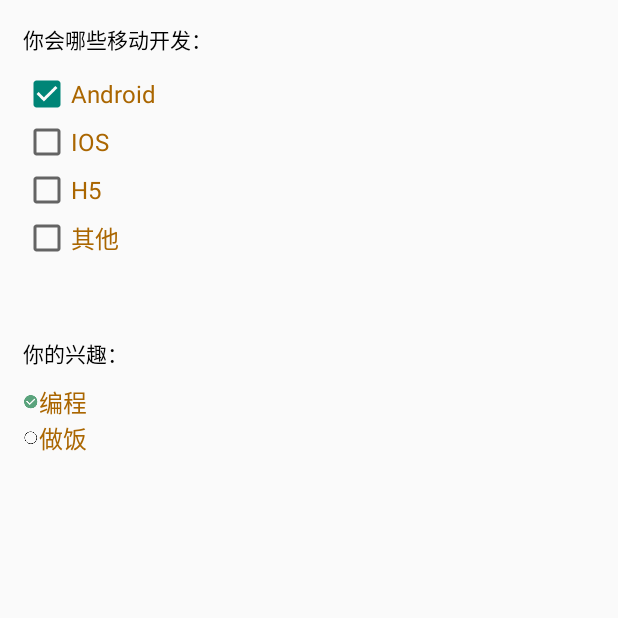
After one commit to geeksfan/Android_Demo, an Android app: the CheckBoxActivity screen opened directly, with no data from a screen before it, on a phone screen of 412 x 824 dp, the top half of it. The commit adds this screen. Run offline under Robolectric (Android 15) with nearby library versions, the phone set to English and light mode, and no system bars.

Commit message:
CheckBox 第一次提交

```diff
--- a/app/src/main/AndroidManifest.xml
+++ b/app/src/main/AndroidManifest.xml
@@ -9,7 +9,8 @@
         android:roundIcon="@mipmap/ic_launcher_round"
         android:supportsRtl="true"
         android:theme="@style/Theme.HelloWorld">
-        <activity android:name=".RadioButtonActivity"></activity>
+        <activity android:name=".CheckBoxActivity"></activity>
+        <activity android:name=".RadioButtonActivity" />
         <activity android:name=".EditTextActivity" />
         <activity android:name=".ButtonActivity" />
         <activity android:name=".TextViexActivity" />
--- /dev/null
+++ b/app/src/main/java/com/smart4s/app/merchant/helloworld/CheckBoxActivity.java
@@ -0,0 +1,14 @@
+package com.smart4s.app.merchant.helloworld;
+
+import android.os.Bundle;
+
+import androidx.appcompat.app.AppCompatActivity;
+
+public class CheckBoxActivity extends AppCompatActivity {
+
+    @Override
+    protected void onCreate(Bundle savedInstanceState) {
+        super.onCreate(savedInstanceState);
+        setContentView(R.layout.activity_check_box);
+    }
+}
--- a/app/src/main/java/com/smart4s/app/merchant/helloworld/MainActivity.java
+++ b/app/src/main/java/com/smart4s/app/merchant/helloworld/MainActivity.java
@@ -13,6 +13,7 @@ public class MainActivity extends AppCompatActivity {
     private Button mBtnButton;
     private Button mBtnEditText;
     private Button mBtnRadioButton;
+    private Button mBtnCheckBox;
 
     @Override
     protected void onCreate(Bundle savedInstanceState) {
@@ -22,6 +23,7 @@ public class MainActivity extends AppCompatActivity {
         mBtnButton = this.<Button>findViewById(R.id.btn_button);
         mBtnEditText = this.<Button>findViewById(R.id.btn_editText);
         mBtnRadioButton = this.<Button>findViewById(R.id.btn_radioButton);
+        mBtnCheckBox = findViewById(R.id.btn_checkBox);
         setListener();
     }
 
@@ -31,6 +33,7 @@ public class MainActivity extends AppCompatActivity {
         mBtnButton.setOnClickListener(onClick);
         mBtnEditText.setOnClickListener(onClick);
         mBtnRadioButton.setOnClickListener(onClick);
+        mBtnCheckBox.setOnClickListener(onClick);
     }
 
     private class OnClick implements View.OnClickListener{
@@ -55,9 +58,12 @@ public class MainActivity extends AppCompatActivity {
                     // 跳转到RadioButton演示界面
                     intent = new Intent(MainActivity.this, RadioButtonActivity.class);
                     break;
+                case R.id.btn_checkBox:
+                    // 跳转到CheckBox演示界面
+                    intent = new Intent(MainActivity.this, CheckBoxActivity.class);
+                    break;
             }
             startActivity(intent);
-
         }
     }
 }
--- /dev/null
+++ b/app/src/main/res/drawable/bg_checkbox.xml
@@ -0,0 +1,6 @@
+<?xml version="1.0" encoding="utf-8"?>
+<selector xmlns:android="http://schemas.android.com/apk/res/android">
+    <item android:state_checked="false" android:drawable="@drawable/icon_unchecked" />
+    <item android:state_checked="true" android:drawable="@drawable/icon_checked" />
+
+</selector>
--- /dev/null
+++ b/app/src/main/res/layout/activity_check_box.xml
@@ -0,0 +1,90 @@
+<?xml version="1.0" encoding="utf-8"?>
+<RelativeLayout xmlns:android="http://schemas.android.com/apk/res/android"
+    android:layout_width="match_parent"
+    android:layout_height="match_parent"
+    android:padding="15dp">
+
+    <TextView
+        android:id="@+id/tv_title_1"
+        android:layout_width="wrap_content"
+        android:layout_height="wrap_content"
+        android:text="@string/kf"
+        android:textColor="#000"
+        />
+
+    <CheckBox
+        android:id="@+id/cb_1"
+        android:layout_width="wrap_content"
+        android:layout_height="wrap_content"
+        android:text="@string/android"
+        android:layout_below="@id/tv_title_1"
+        android:textSize="16sp"
+        android:textColor="#aa6600"
+        android:checked="true"
+        android:layout_marginTop="10dp"/>
+
+    <CheckBox
+        android:id="@+id/cb_2"
+        android:layout_width="wrap_content"
+        android:layout_height="wrap_content"
+        android:text="@string/ios"
+        android:layout_below="@id/cb_1"
+        android:textSize="16sp"
+        android:textColor="#aa6600"/>
+
+    <CheckBox
+        android:id="@+id/cb_3"
+        android:layout_width="wrap_content"
+        android:layout_height="wrap_content"
+        android:text="@string/h5"
+        android:layout_below="@id/cb_2"
+        android:textSize="16sp"
+        android:textColor="#aa6600"/>
+
+    <CheckBox
+        android:id="@+id/cb_4"
+        android:layout_width="wrap_content"
+        android:layout_height="wrap_content"
+        android:text="@string/other"
+        android:layout_below="@id/cb_3"
+        android:textSize="16sp"
+        android:textColor="#aa6600"/>
+
+    <LinearLayout
+        android:layout_width="match_parent"
+        android:layout_height="match_parent"
+        android:layout_below="@id/cb_4"
+        android:orientation="vertical"
+        android:layout_marginTop="50dp">
+        <TextView
+            android:id="@+id/tv_title_2"
+            android:layout_width="wrap_content"
+            android:layout_height="wrap_content"
+            android:text="@string/xq"
+            android:textColor="#000"
+
+            />
+
+        <CheckBox
+            android:id="@+id/cb_5"
+            android:layout_width="wrap_content"
+            android:layout_height="wrap_content"
+            android:text="@string/bc"
+            android:button="@drawable/bg_checkbox"
+            android:textSize="16sp"
+            android:textColor="#aa6600"
+            android:checked="true"
+            android:layout_marginTop="10dp"/>
+
+        <CheckBox
+            android:id="@+id/cb_6"
+            android:layout_width="wrap_content"
+            android:layout_height="wrap_content"
+            android:text="@string/zf"
+            android:button="@drawable/bg_checkbox"
+            android:textSize="16sp"
+            android:textColor="#aa6600"/>
+
+    </LinearLayout>
+
+</RelativeLayout>
--- a/app/src/main/res/layout/activity_main.xml
+++ b/app/src/main/res/layout/activity_main.xml
@@ -32,5 +32,12 @@
         android:text="RadioButton"
         android:textAllCaps="false"/>
 
+    <Button
+        android:id="@+id/btn_checkBox"
+        android:layout_width="match_parent"
+        android:layout_height="wrap_content"
+        android:text="CheckBox"
+        android:textAllCaps="false"/>
+
 
 </LinearLayout>
--- a/app/src/main/res/values/strings.xml
+++ b/app/src/main/res/values/strings.xml
@@ -3,4 +3,12 @@
     <string name="tv_test1">张小盒张小盒</string>
     <string name="tv_test2">张小盒张小盒张小盒张小盒张小盒张小盒张小盒张张小盒张小盒张小盒张小盒张小盒张小盒张小盒张小盒张小盒张小盒张小盒张小盒张小盒张小盒张小盒张小盒小盒张小盒张小盒张小盒张小盒张小盒张小盒张小盒张小盒</string>
     <string name="bt_test1">按钮</string>
+    <string name="ios">IOS</string>
+    <string name="h5">H5</string>
+    <string name="other">其他</string>
+    <string name="xq">你的兴趣：</string>
+    <string name="bc">编程</string>
+    <string name="zf">做饭</string>
+    <string name="kf">你会哪些移动开发：</string>
+    <string name="android">Android</string>
 </resources>
```
Also changed, not shown: app/src/main/res/drawable-xxhdpi/icon_checked.png (added), app/src/main/res/drawable-xxhdpi/icon_unchecked.png (added).
